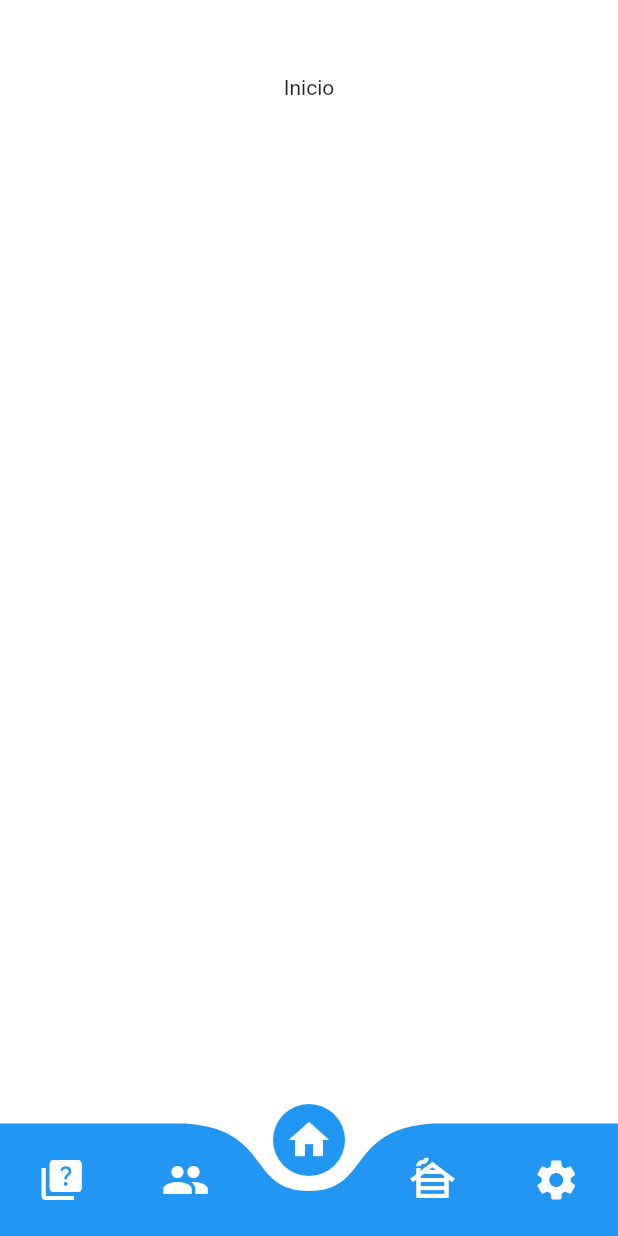
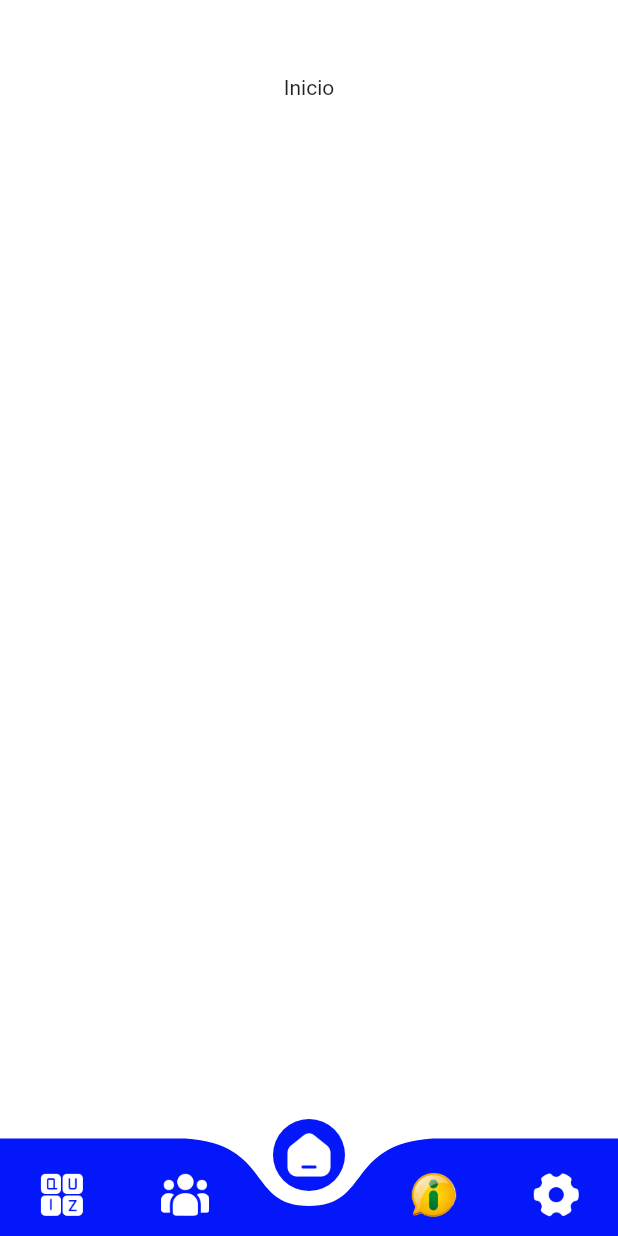
Before and after one commit to Markfgui675/AppSecretaria, a Flutter app: the screen it shows after launch, on a phone screen of 412 x 824 dp. Run offline on Flutter 3.47's test engine with Material 2 defaults, Android fonts, the phone set to English and light mode, and no system bars; drawn by our look-alikes of curved_navigation_bar.

Commit message:
Style:
mudei a cor do navigationBar, os ícones e a altura.

```diff
--- a/lib/Home.dart
+++ b/lib/Home.dart
@@ -45,9 +45,10 @@ class _HomeState extends State<Home> {
 
 
       bottomNavigationBar: CurvedNavigationBar(
+        height: 65.0,
         backgroundColor: Colors.white,
-        buttonBackgroundColor: Colors.blue,
-        color: Colors.blue,
+        buttonBackgroundColor: Color(0xff0416fa),
+        color: Color(0xff0416fa),
         animationDuration: Duration(milliseconds: 300),
         index: _indice,
         onTap: (indice){
@@ -56,11 +57,11 @@ class _HomeState extends State<Home> {
           });
         },
         items: [
-          Icon(Icons.quiz, color: Colors.white, size: 32),
-          Icon(Icons.people, color: Colors.white, size: 32),
-          Icon(Icons.home, color: Colors.white, size: 32),
-          Icon(Icons.cabin, color: Colors.white, size: 32),
-          Icon(Icons.settings, color: Colors.white, size: 32)
+          Image.asset('icons/quiz.png', width: 32),
+          Image.asset('icons/customer.png', width: 32),
+          Image.asset('icons/home.png', width: 32),
+          Image.asset('icons/ita_icone.png', width: 32),
+          Image.asset('icons/setting.png', width: 32)
         ],
 
       ),
--- a/lib/main.dart
+++ b/lib/main.dart
@@ -5,7 +5,7 @@ import 'Splash.dart';
 
 Future main() async{
   runApp(MaterialApp(
-    home: Splash(),
+    home: Home(),
   ));
 
 }
--- a/pubspec.yaml
+++ b/pubspec.yaml
@@ -66,6 +66,11 @@ flutter:
   # To add assets to your application, add an assets section, like this:
   assets:
     - imagens/secretaria_teste.jpg
+    - icons/ita_icone.png
+    - icons/quiz.png
+    - icons/setting.png
+    - icons/home.png
+    - icons/customer.png
   #   - images/a_dot_ham.jpeg
 
   # An image asset can refer to one or more resolution-specific "variants", see
```
Also changed, not shown: icons/customer.png (added), icons/home.png (added), icons/ita_icone.png (added), icons/quiz.png (added), icons/setting.png (added).
